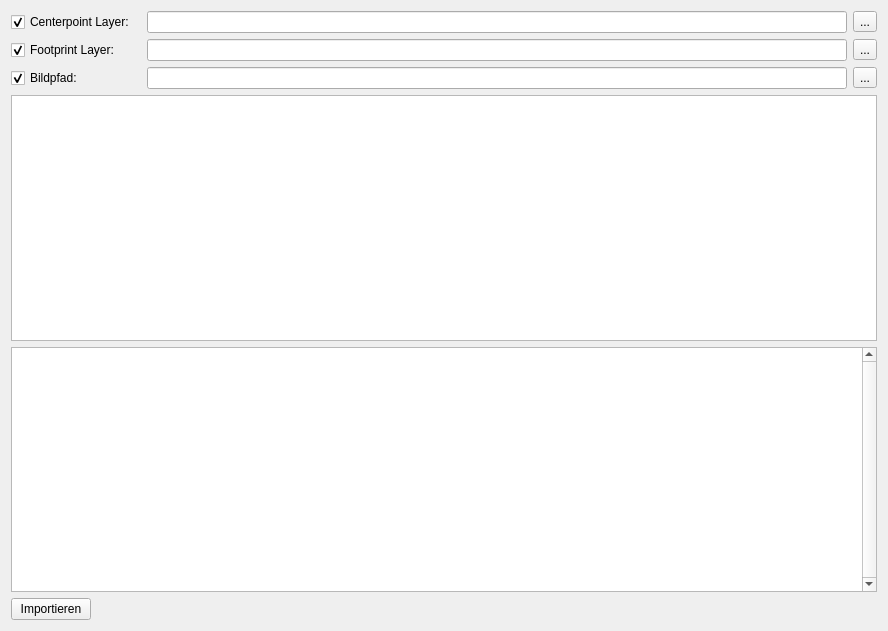
This is APIS/ui/apis_image_digital_auto_import.ui in APIS-Luftbildarchiv/APIS3 as Qt 5 draws it before an edit. The edited form follows.
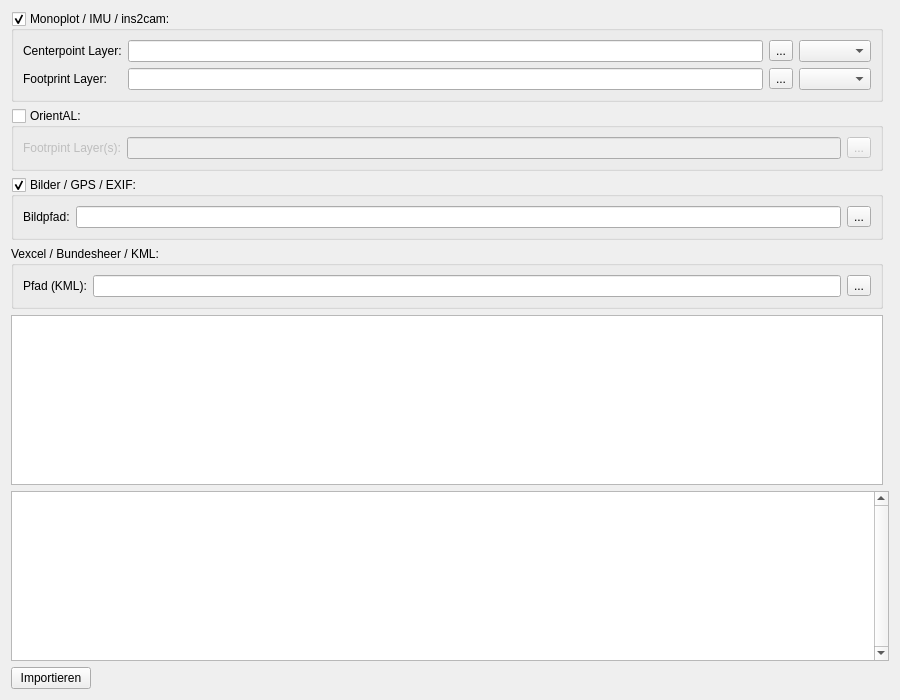
This is the edited form. Icons and pictures are not drawn. Custom widgets are drawn as their Qt base class.

What changed in the file:
```diff
--- a/APIS/ui/apis_image_digital_auto_import.ui
+++ b/APIS/ui/apis_image_digital_auto_import.ui
@@ -9,8 +9,8 @@
    <rect>
     <x>0</x>
     <y>0</y>
-    <width>888</width>
-    <height>631</height>
+    <width>900</width>
+    <height>700</height>
    </rect>
   </property>
   <property name="acceptDrops">
@@ -27,7 +27,7 @@
    <bool>true</bool>
   </property>
   <layout class="QGridLayout" name="gridLayout">
-   <item row="5" column="0" colspan="4">
+   <item row="5" column="0" colspan="2">
     <widget class="QPlainTextEdit" name="uiReportPTxt">
      <property name="sizePolicy">
       <sizepolicy hsizetype="Expanding" vsizetype="Expanding">
@@ -49,64 +49,143 @@
      </property>
     </widget>
    </item>
-   <item row="1" column="2">
-    <widget class="QLineEdit" name="lineEdit_2"/>
-   </item>
-   <item row="0" column="2">
-    <widget class="QLineEdit" name="lineEdit"/>
-   </item>
-   <item row="1" column="0">
-    <widget class="QCheckBox" name="checkBox_2">
-     <property name="text">
-      <string>Footprint Layer:</string>
+   <item row="3" column="0">
+    <widget class="QGroupBox" name="uiVexcelSourceGrp">
+     <property name="title">
+      <string>Vexcel / Bundesheer / KML:</string>
      </property>
-     <property name="checked">
-      <bool>true</bool>
-     </property>
+     <layout class="QGridLayout" name="gridLayout_6">
+      <item row="0" column="0">
+       <widget class="QLabel" name="label_6">
+        <property name="text">
+         <string>Pfad (KML):</string>
+        </property>
+       </widget>
+      </item>
+      <item row="0" column="1">
+       <widget class="QLineEdit" name="lineEdit"/>
+      </item>
+      <item row="0" column="2">
+       <widget class="QToolButton" name="toolButton_5">
+        <property name="text">
+         <string>...</string>
+        </property>
+       </widget>
+      </item>
+     </layout>
     </widget>
    </item>
    <item row="0" column="0">
-    <widget class="QCheckBox" name="checkBox">
-     <property name="text">
-      <string>Centerpoint Layer:</string>
+    <widget class="QGroupBox" name="uiMonoplotSourceGrp">
+     <property name="title">
+      <string>Monoplot / IMU / ins2cam:</string>
      </property>
-     <property name="checked">
+     <property name="checkable">
       <bool>true</bool>
      </property>
-    </widget>
-   </item>
-   <item row="0" column="3">
-    <widget class="QToolButton" name="toolButton">
-     <property name="text">
-      <string>...</string>
-     </property>
-    </widget>
-   </item>
-   <item row="1" column="3">
-    <widget class="QToolButton" name="toolButton_2">
-     <property name="text">
-      <string>...</string>
-     </property>
+     <layout class="QGridLayout" name="gridLayout_2">
+      <item row="0" column="2">
+       <widget class="QToolButton" name="toolButton">
+        <property name="text">
+         <string>...</string>
+        </property>
+       </widget>
+      </item>
+      <item row="0" column="0">
+       <widget class="QLabel" name="label">
+        <property name="text">
+         <string>Centerpoint Layer:</string>
+        </property>
+       </widget>
+      </item>
+      <item row="0" column="1">
+       <widget class="QLineEdit" name="uiCenterPointSourceEdit"/>
+      </item>
+      <item row="1" column="0">
+       <widget class="QLabel" name="label_2">
+        <property name="text">
+         <string>Footprint Layer:</string>
+        </property>
+       </widget>
+      </item>
+      <item row="1" column="1">
+       <widget class="QLineEdit" name="uiFootprintSourceEdit"/>
+      </item>
+      <item row="1" column="2">
+       <widget class="QToolButton" name="toolButton_2">
+        <property name="text">
+         <string>...</string>
+        </property>
+       </widget>
+      </item>
+      <item row="0" column="3">
+       <widget class="QgsFieldComboBox" name="mFieldComboBox"/>
+      </item>
+      <item row="1" column="3">
+       <widget class="QgsFieldComboBox" name="mFieldComboBox_2"/>
+      </item>
+     </layout>
     </widget>
    </item>
    <item row="2" column="0">
-    <widget class="QCheckBox" name="checkBox_3">
-     <property name="text">
-      <string>Bildpfad:</string>
+    <widget class="QGroupBox" name="uiImageSourceGrp">
+     <property name="title">
+      <string>Bilder / GPS / EXIF:</string>
      </property>
-     <property name="checked">
+     <property name="checkable">
       <bool>true</bool>
      </property>
+     <layout class="QGridLayout" name="gridLayout_5">
+      <item row="0" column="0">
+       <widget class="QLabel" name="label_5">
+        <property name="text">
+         <string>Bildpfad:</string>
+        </property>
+       </widget>
+      </item>
+      <item row="0" column="1">
+       <widget class="QLineEdit" name="uiImageSourceEdit"/>
+      </item>
+      <item row="0" column="2">
+       <widget class="QToolButton" name="toolButton_3">
+        <property name="text">
+         <string>...</string>
+        </property>
+       </widget>
+      </item>
+     </layout>
     </widget>
    </item>
-   <item row="2" column="2">
-    <widget class="QLineEdit" name="lineEdit_3"/>
-   </item>
-   <item row="2" column="3">
-    <widget class="QToolButton" name="toolButton_3">
-     <property name="text">
-      <string>...</string>
+   <item row="1" column="0">
+    <widget class="QGroupBox" name="uiOrientalSourceGrp">
+     <property name="title">
+      <string>OrientAL:</string>
      </property>
+     <property name="checkable">
+      <bool>true</bool>
+     </property>
+     <property name="checked">
+      <bool>false</bool>
+     </property>
+     <layout class="QGridLayout" name="gridLayout_4">
+      <item row="0" column="0">
+       <widget class="QLabel" name="label_4">
+        <property name="text">
+         <string>Footrpint Layer(s):</string>
+        </property>
+       </widget>
+      </item>
+      <item row="0" column="1">
+       <widget class="QLineEdit" name="uiOrientalSourceEdit"/>
+      </item>
+      <item row="0" column="2">
+       <widget class="QToolButton" name="toolButton_4">
+        <property name="text">
+         <string>...</string>
+        </property>
+       </widget>
+      </item>
+     </layout>
     </widget>
    </item>
    <item row="6" column="0">
@@ -135,11 +214,22 @@
      </property>
     </widget>
    </item>
-   <item row="4" column="0" colspan="4">
-    <widget class="QTableView" name="tableView"/>
+   <item row="4" column="0">
+    <widget class="QTableWidget" name="uiImageTable">
+     <property name="editTriggers">
+      <set>QAbstractItemView::NoEditTriggers</set>
+     </property>
+    </widget>
    </item>
   </layout>
  </widget>
+ <customwidgets>
+  <customwidget>
+   <class>QgsFieldComboBox</class>
+   <extends>QComboBox</extends>
+   <header>qgsfieldcombobox.h</header>
+  </customwidget>
+ </customwidgets>
  <resources>
   <include location="resource.qrc"/>
  </resources>
```
